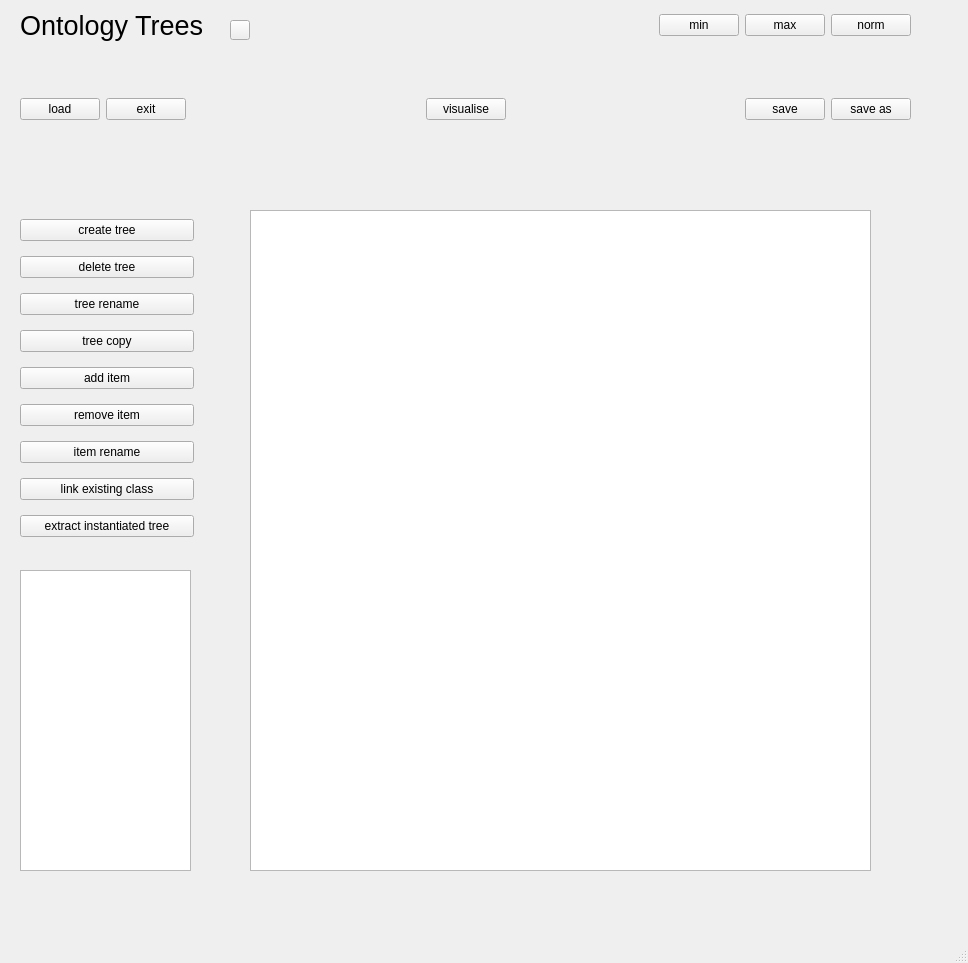
Above: src/TreeSchemata_gui.ui from heinz-preisig/PeriConto_generic before the change. Below: the same form after it.
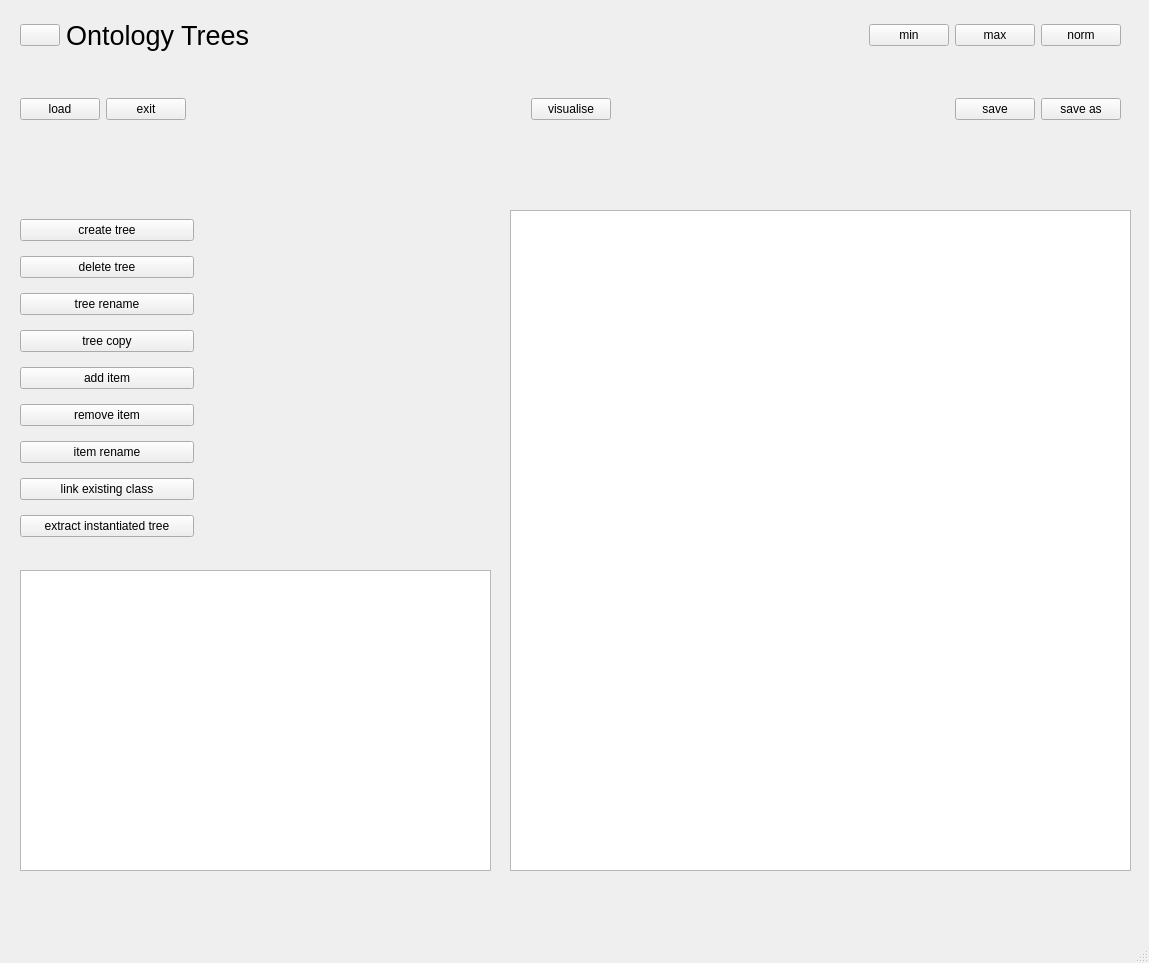
That is the form after the change.

Commit message: trees * trying to fix deletion of an item

Patch:
```diff
--- a/src/TreeSchemata_gui.ui
+++ b/src/TreeSchemata_gui.ui
@@ -6,7 +6,7 @@
    <rect>
     <x>0</x>
     <y>0</y>
-    <width>968</width>
+    <width>1149</width>
     <height>963</height>
    </rect>
   </property>
@@ -23,13 +23,58 @@
    <widget class="QWidget" name="horizontalLayoutWidget_2">
     <property name="geometry">
      <rect>
-      <x>560</x>
-      <y>0</y>
-      <width>351</width>
+      <x>20</x>
+      <y>10</y>
+      <width>1101</width>
       <height>51</height>
      </rect>
     </property>
     <layout class="QHBoxLayout" name="horizontalLayout_2">
+     <item>
+      <widget class="QPushButton" name="LED">
+       <property name="sizePolicy">
+        <sizepolicy hsizetype="Fixed" vsizetype="Fixed">
+         <horstretch>20</horstretch>
+         <verstretch>20</verstretch>
+        </sizepolicy>
+       </property>
+       <property name="text">
+        <string/>
+       </property>
+      </widget>
+     </item>
+     <item>
+      <widget class="QLabel" name="label">
+       <property name="font">
+        <font>
+         <pointsize>20</pointsize>
+        </font>
+       </property>
+       <property name="text">
+        <string>Ontology Trees</string>
+       </property>
+      </widget>
+     </item>
+     <item>
+      <spacer name="horizontalSpacer">
+       <property name="orientation">
+        <enum>Qt::Horizontal</enum>
+       </property>
+       <property name="sizeHint" stdset="0">
+        <size>
+         <width>20</width>
+         <height>20</height>
+        </size>
+       </property>
+      </spacer>
+     </item>
+     <item>
+      <widget class="QLabel" name="labelProject">
+       <property name="text">
+        <string/>
+       </property>
+      </widget>
+     </item>
      <item>
       <spacer name="horizontalSpacer_11">
        <property name="orientation">
@@ -71,7 +116,7 @@
      <rect>
       <x>20</x>
       <y>84</y>
-      <width>891</width>
+      <width>1101</width>
       <height>51</height>
      </rect>
     </property>
@@ -139,30 +184,12 @@
      </item>
     </layout>
    </widget>
-   <widget class="QLabel" name="label">
-    <property name="geometry">
-     <rect>
-      <x>20</x>
-      <y>10</y>
-      <width>201</width>
-      <height>31</height>
-     </rect>
-    </property>
-    <property name="font">
-     <font>
-      <pointsize>20</pointsize>
-     </font>
-    </property>
-    <property name="text">
-     <string>Ontology Trees</string>
-    </property>
-   </widget>
    <widget class="QListWidget" name="listTrees">
     <property name="geometry">
      <rect>
       <x>20</x>
       <y>570</y>
-      <width>171</width>
+      <width>471</width>
       <height>301</height>
      </rect>
     </property>
@@ -170,7 +197,7 @@
    <widget class="QTreeWidget" name="treeTree">
     <property name="geometry">
      <rect>
-      <x>250</x>
+      <x>510</x>
       <y>210</y>
       <width>621</width>
       <height>661</height>
@@ -264,25 +291,6 @@
      </item>
     </layout>
    </widget>
-   <widget class="QPushButton" name="LED">
-    <property name="geometry">
-     <rect>
-      <x>230</x>
-      <y>20</y>
-      <width>20</width>
-      <height>20</height>
-     </rect>
-    </property>
-    <property name="sizePolicy">
-     <sizepolicy hsizetype="Fixed" vsizetype="Fixed">
-      <horstretch>20</horstretch>
-      <verstretch>20</verstretch>
-     </sizepolicy>
-    </property>
-    <property name="text">
-     <string/>
-    </property>
-   </widget>
   </widget>
   <widget class="QStatusBar" name="statusbar"/>
  </widget>
```
The commit also changes 5 other files.
